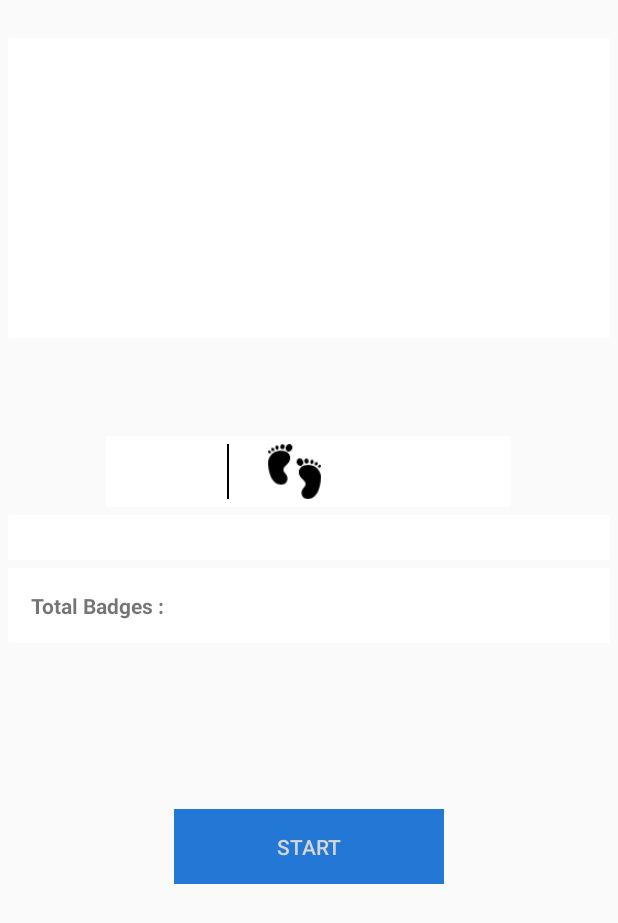
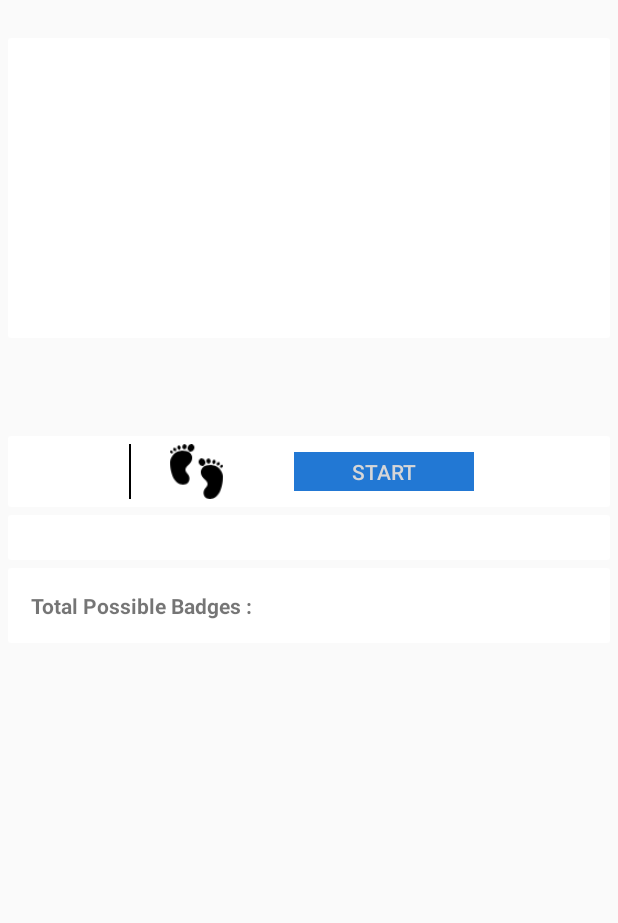
Before and after one commit to Maximus027/HapAdIm, an Android app: the layout activity_startpage.xml on its own in the app's theme, with its tools: preview values and no code run, on a phone screen of 412 x 824 dp. Shown: the top 923 px of the screen. Run offline under Robolectric (Android 15) with nearby library versions, the phone set to English and light mode, and no system bars.

Commit message:
update the start button location

```diff
--- a/app/src/main/java/com/example/hapadim/InProgressActivity.java
+++ b/app/src/main/java/com/example/hapadim/InProgressActivity.java
@@ -71,7 +71,7 @@ public class InProgressActivity extends Activity implements SensorEventListener
     private TextView healthTips;
 
     private int totalSteps;
-    private int initialDemoCounter = 334;
+    private int initialDemoCounter = 344;
     private Place place;
     private BadgesEarnedAdapter adapter;
 
@@ -111,7 +111,7 @@ public class InProgressActivity extends Activity implements SensorEventListener
         tips = new ArrayList<>();
         tips.add(0, "Let's take the steps instead of the elevator ");
         tips.add(1, "Did you know that walking releases nature's pain reliving hormone called endoprhins ");
-        tips.add(2, "Why not come off the bus or train a stop early and get some extra steps !");
+        tips.add(2, "Why not come off the bus or train a stop early and get some extra few extra steps !");
         healthTips.setText(tips.get(2));
     }
 
--- a/app/src/main/res/layout/activity_startpage.xml
+++ b/app/src/main/res/layout/activity_startpage.xml
@@ -51,7 +51,7 @@
 
             <android.support.v7.widget.CardView
                 android:id="@+id/locationCard"
-                android:layout_width="270dp"
+                android:layout_width="match_parent"
                 android:layout_height="47dp"
                 android:layout_below="@id/locationName"
                 android:layout_centerHorizontal="true"
@@ -100,6 +100,19 @@
                         android:layout_marginLeft="10dp"
                         android:layout_toRightOf="@+id/numberOfSteps"
                         android:src="@drawable/feet" />
+                    <Button
+                        android:id="@+id/startButton"
+                        android:layout_width="120dp"
+                        android:layout_height="50dp"
+                        android:layout_toRightOf="@+id/stepsIcon"
+                        android:layout_marginBottom="@dimen/cardViewMargin"
+                        android:layout_marginLeft="40dp"
+                        android:layout_marginRight="@dimen/cardViewMargin"
+                        android:layout_marginTop="@dimen/cardViewMargin"
+                        android:background="@color/bg_screen10"
+                        android:text="START"
+                        android:textColor="@color/white" />
+
 
 
                 </RelativeLayout>
@@ -150,22 +163,23 @@
                         android:layout_width="match_parent"
                         android:layout_height="match_parent"
                         android:layout_marginLeft="15dp"
-                        android:layout_weight="1"
+                        android:layout_weight="1.2"
                         android:gravity="center_vertical"
-                        android:text="Total Badges :"
+                        android:text="Total Possible Badges :"
                         android:textStyle="bold" />
 
                     <ImageView
                         android:id="@+id/badge1"
+                        android:scaleType="fitXY"
                         android:layout_width="match_parent"
                         android:layout_height="match_parent"
-                        android:layout_weight="1" />
+                        android:layout_weight="2" />
 
                     <ImageView
                         android:id="@+id/badge2"
                         android:layout_width="match_parent"
                         android:layout_height="match_parent"
-                        android:layout_weight="1" />
+                        android:layout_weight="2" />
                 </LinearLayout>
 
             </android.support.v7.widget.CardView>
@@ -182,19 +196,7 @@
                 android:scaleType="fitXY"
                 android:text="Play Video " />
 
-            <Button
-                android:id="@+id/startButton"
-                android:layout_width="180dp"
-                android:layout_height="50dp"
-                android:layout_below="@+id/pano_view"
-                android:layout_centerHorizontal="true"
-                android:layout_marginBottom="@dimen/cardViewMargin"
-                android:layout_marginLeft="@dimen/cardViewMargin"
-                android:layout_marginRight="@dimen/cardViewMargin"
-                android:layout_marginTop="@dimen/cardViewMargin"
-                android:background="@color/bg_screen10"
-                android:text="START"
-                android:textColor="@color/white" />
+
         </RelativeLayout>
 
 
```
